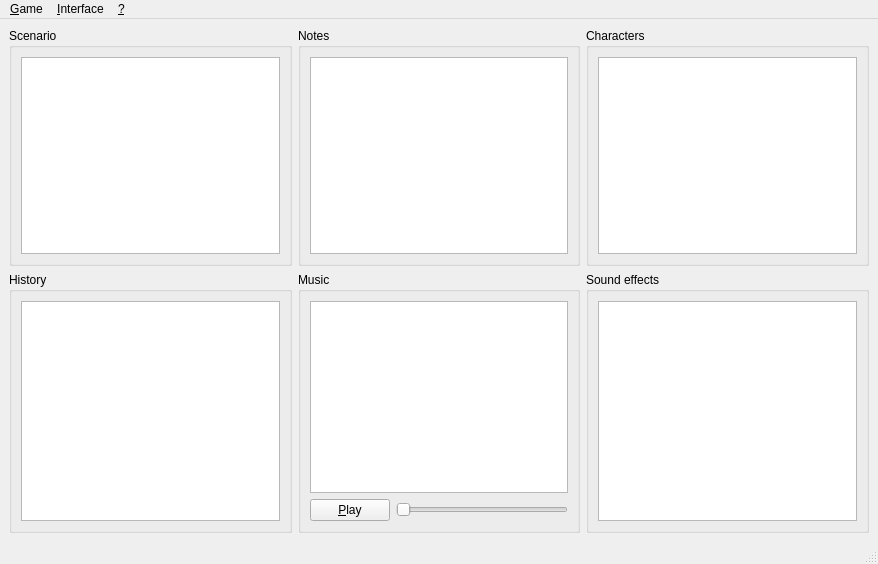
ViviCoder/GM-Assistant, file sources/windows/MainWindow.ui: the form before one commit.
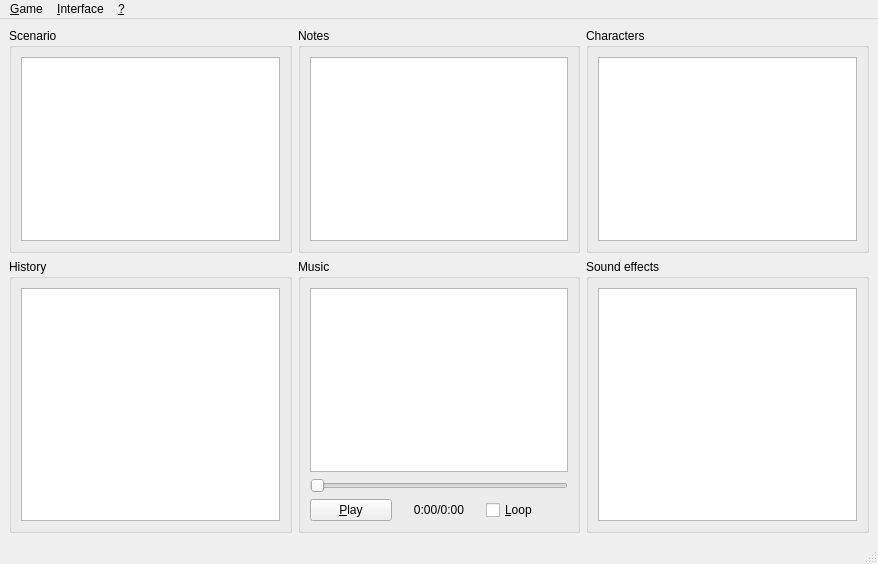
The form after the commit. Icons and pictures are not drawn. Custom widgets are drawn as their Qt base class.

Commit message: Repeat checkbox and display of the current position in the song added

Diff of the .ui file:
```diff
--- a/sources/windows/MainWindow.ui
+++ b/sources/windows/MainWindow.ui
@@ -218,14 +218,7 @@
           </widget>
          </item>
          <item>
-          <layout class="QHBoxLayout" name="horizontalLayout1">
-           <item>
-            <widget class="QPushButton" name="buttonMusic">
-             <property name="text">
-              <string>&amp;Play</string>
-             </property>
-            </widget>
-           </item>
+          <layout class="QVBoxLayout" name="verticalLayout_2">
            <item>
             <widget class="QCustomSlider" name="sliderMusic">
              <property name="focusPolicy">
@@ -236,6 +229,34 @@
              </property>
             </widget>
            </item>
+           <item>
+            <layout class="QHBoxLayout" name="horizontalLayout1">
+             <item>
+              <widget class="QPushButton" name="buttonMusic">
+               <property name="text">
+                <string>&amp;Play</string>
+               </property>
+              </widget>
+             </item>
+             <item>
+              <widget class="QLabel" name="labelPosition">
+               <property name="text">
+                <string>0:00/0:00</string>
+               </property>
+               <property name="alignment">
+                <set>Qt::AlignCenter</set>
+               </property>
+              </widget>
+             </item>
+             <item>
+              <widget class="QCheckBox" name="checkRepeat">
+               <property name="text">
+                <string>&amp;Loop</string>
+               </property>
+              </widget>
+             </item>
+            </layout>
+           </item>
           </layout>
          </item>
         </layout>
```
Left out of the diff: 2 changed lines with no effect on the pictures. The commit also changes 4 other files.
